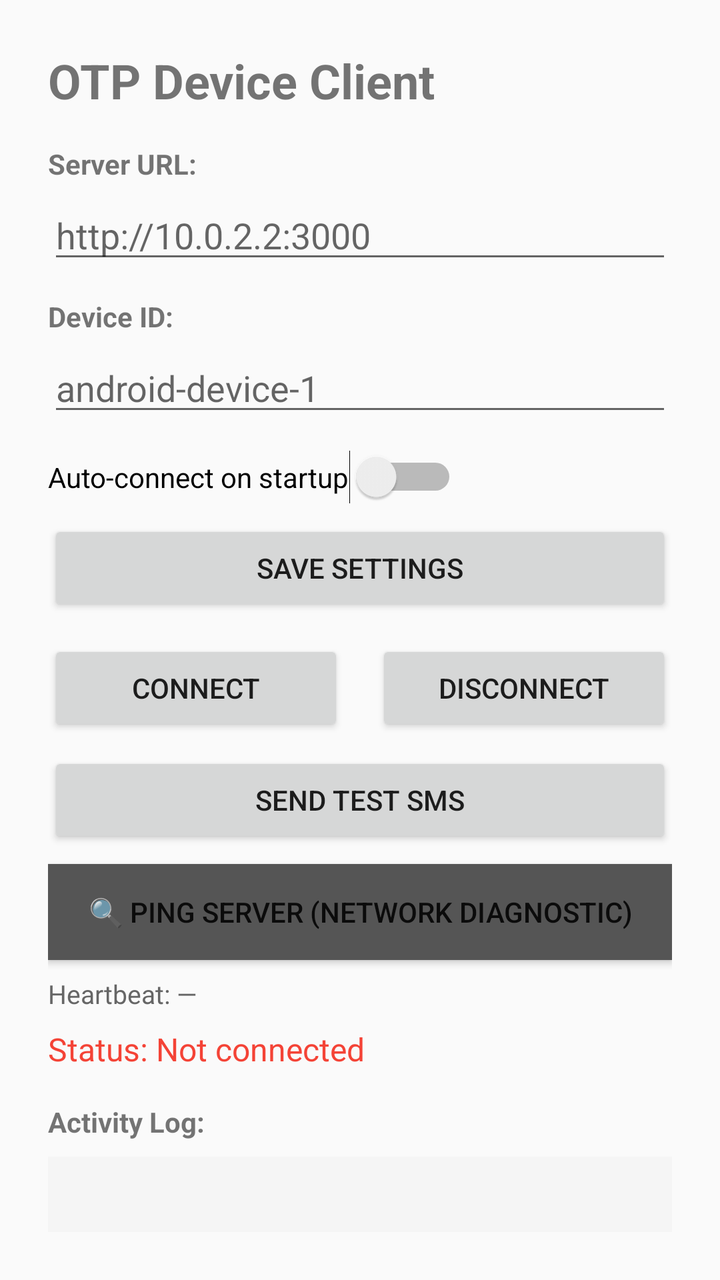
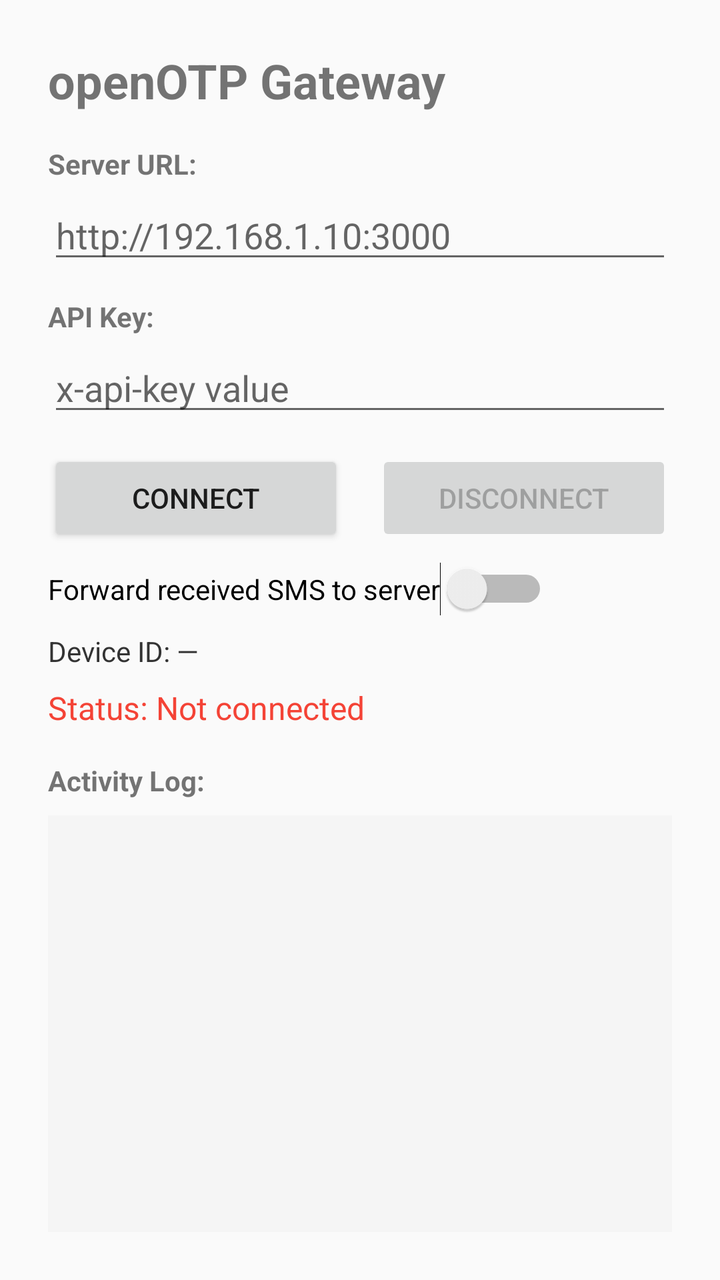

Screens rendered from an Android XML layout before and after an edit, with the pre-edit source and the edit as a unified diff.
<!-- AndroidManifest.xml: application theme AppTheme -->
<!-- res/layout/activity_main.xml -->
<?xml version="1.0" encoding="utf-8"?>
<LinearLayout xmlns:android="http://schemas.android.com/apk/res/android"
    android:layout_width="match_parent"
    android:layout_height="match_parent"
    android:orientation="vertical"
    android:padding="24dp">

    <TextView
        android:layout_width="wrap_content"
        android:layout_height="wrap_content"
        android:text="OTP Device Client"
        android:textSize="24sp"
        android:textStyle="bold"
        android:layout_marginBottom="16dp" />

    
    <TextView
        android:layout_width="wrap_content"
        android:layout_height="wrap_content"
        android:text="Server URL:"
        android:textStyle="bold"
        android:layout_marginBottom="4dp" />
    <EditText
        android:id="@+id/etServerUrl"
        android:layout_width="match_parent"
        android:layout_height="wrap_content"
        android:hint="http://10.0.2.2:3000"
        android:inputType="textUri"
        android:layout_marginBottom="12dp" />

    
    <TextView
        android:layout_width="wrap_content"
        android:layout_height="wrap_content"
        android:text="Device ID:"
        android:textStyle="bold"
        android:layout_marginBottom="4dp" />
    <EditText
        android:id="@+id/etDeviceId"
        android:layout_width="match_parent"
        android:layout_height="wrap_content"
        android:hint="android-device-1"
        android:inputType="text"
        android:layout_marginBottom="12dp" />

    
    <LinearLayout
        android:layout_width="match_parent"
        android:layout_height="wrap_content"
        android:orientation="horizontal"
        android:gravity="center_vertical"
        android:layout_marginBottom="8dp">
        <Switch
            android:id="@+id/swAutoConnect"
            android:layout_width="wrap_content"
            android:layout_height="wrap_content"
            android:text="Auto-connect on startup" />
    </LinearLayout>

    
    <Button
        android:id="@+id/btnSaveSettings"
        android:layout_width="match_parent"
        android:layout_height="wrap_content"
        android:text="Save Settings"
        android:layout_marginBottom="12dp" />

    
    <LinearLayout
        android:layout_width="match_parent"
        android:layout_height="wrap_content"
        android:orientation="horizontal"
        android:layout_marginBottom="8dp">
        <Button
            android:id="@+id/btnConnect"
            android:layout_width="0dp"
            android:layout_height="wrap_content"
            android:layout_weight="1"
            android:text="Connect"
            android:layout_marginEnd="8dp" />
        <Button
            android:id="@+id/btnDisconnect"
            android:layout_width="0dp"
            android:layout_height="wrap_content"
            android:layout_weight="1"
            android:text="Disconnect"
            android:layout_marginStart="8dp" />
    </LinearLayout>

    <Button
        android:id="@+id/btnTestSms"
        android:layout_width="match_parent"
        android:layout_height="wrap_content"
        android:text="Send Test SMS"
        android:layout_marginBottom="8dp" />

    <Button
        android:id="@+id/btnPing"
        android:layout_width="match_parent"
        android:layout_height="wrap_content"
        android:text="🔍 Ping Server (Network Diagnostic)"
        android:background="#555555"
        android:layout_marginBottom="8dp" />

    
    <TextView
        android:id="@+id/tvHeartbeat"
        android:layout_width="match_parent"
        android:layout_height="wrap_content"
        android:text="Heartbeat: —"
        android:textSize="13sp"
        android:textColor="#666666"
        android:layout_marginBottom="8dp" />

    
    <TextView
        android:id="@+id/tvStatus"
        android:layout_width="match_parent"
        android:layout_height="wrap_content"
        android:text="Status: Not connected"
        android:textSize="16sp"
        android:textColor="#F44336"
        android:layout_marginBottom="16dp" />

    
    <TextView
        android:layout_width="wrap_content"
        android:layout_height="wrap_content"
        android:text="Activity Log:"
        android:textStyle="bold"
        android:layout_marginBottom="8dp" />

    <ScrollView
        android:layout_width="match_parent"
        android:layout_height="0dp"
        android:layout_weight="1"
        android:background="#F5F5F5"
        android:padding="12dp">

        <TextView
            android:id="@+id/tvLog"
            android:layout_width="match_parent"
            android:layout_height="wrap_content"
            android:fontFamily="monospace"
            android:textSize="12sp"
            android:text="" />
    </ScrollView>
</LinearLayout>
<!-- resources referenced by this layout -->
<resources>
  <style name="AppTheme" parent="Theme.AppCompat.Light.DarkActionBar">
          <item name="colorPrimary">#1A73E8</item>
          <item name="colorPrimaryDark">#1557B0</item>
          <item name="colorAccent">#1A73E8</item>
      </style>
</resources>

<!-- the commit's change to res/layout/activity_main.xml (unified diff, before → after) -->
@@ -8,7 +8,7 @@
     <TextView
         android:layout_width="wrap_content"
         android:layout_height="wrap_content"
-        android:text="OTP Device Client"
+        android:text="openOTP Gateway"
         android:textSize="24sp"
         android:textStyle="bold"
         android:layout_marginBottom="16dp" />
@@ -24,7 +24,7 @@
         android:id="@+id/etServerUrl"
         android:layout_width="match_parent"
         android:layout_height="wrap_content"
-        android:hint="http://10.0.2.2:3000"
+        android:hint="http://192.168.1.10:3000"
         android:inputType="textUri"
         android:layout_marginBottom="12dp" />
 
@@ -32,37 +32,15 @@
     <TextView
         android:layout_width="wrap_content"
         android:layout_height="wrap_content"
-        android:text="Device ID:"
+        android:text="API Key:"
         android:textStyle="bold"
         android:layout_marginBottom="4dp" />
     <EditText
-        android:id="@+id/etDeviceId"
+        android:id="@+id/etApiKey"
         android:layout_width="match_parent"
         android:layout_height="wrap_content"
-        android:hint="android-device-1"
-        android:inputType="text"
-        android:layout_marginBottom="12dp" />
-
-    
-    <LinearLayout
-        android:layout_width="match_parent"
-        android:layout_height="wrap_content"
-        android:orientation="horizontal"
-        android:gravity="center_vertical"
-        android:layout_marginBottom="8dp">
-        <Switch
-            android:id="@+id/swAutoConnect"
-            android:layout_width="wrap_content"
-            android:layout_height="wrap_content"
-            android:text="Auto-connect on startup" />
-    </LinearLayout>
-
-    
-    <Button
-        android:id="@+id/btnSaveSettings"
-        android:layout_width="match_parent"
-        android:layout_height="wrap_content"
-        android:text="Save Settings"
+        android:hint="x-api-key value"
+        android:inputType="textPassword"
         android:layout_marginBottom="12dp" />
 
     
@@ -84,32 +62,26 @@
             android:layout_height="wrap_content"
             android:layout_weight="1"
             android:text="Disconnect"
+            android:enabled="false"
             android:layout_marginStart="8dp" />
     </LinearLayout>
 
-    <Button
-        android:id="@+id/btnTestSms"
-        android:layout_width="match_parent"
+    
+    <Switch
+        android:id="@+id/swReceiveSms"
+        android:layout_width="wrap_content"
         android:layout_height="wrap_content"
-        android:text="Send Test SMS"
-        android:layout_marginBottom="8dp" />
-
-    <Button
-        android:id="@+id/btnPing"
-        android:layout_width="match_parent"
-        android:layout_height="wrap_content"
-        android:text="🔍 Ping Server (Network Diagnostic)"
-        android:background="#555555"
+        android:text="Forward received SMS to server"
         android:layout_marginBottom="8dp" />
 
     
     <TextView
-        android:id="@+id/tvHeartbeat"
+        android:id="@+id/tvDeviceId"
         android:layout_width="match_parent"
         android:layout_height="wrap_content"
-        android:text="Heartbeat: —"
-        android:textSize="13sp"
-        android:textColor="#666666"
+        android:text="Device ID: —"
+        android:textSize="14sp"
+        android:textColor="#333333"
         android:layout_marginBottom="8dp" />
 
     
@@ -130,19 +102,17 @@
         android:textStyle="bold"
         android:layout_marginBottom="8dp" />
 
-    <ScrollView
+    
+    <TextView
+        android:id="@+id/tvLog"
         android:layout_width="match_parent"
         android:layout_height="0dp"
         android:layout_weight="1"
+        android:scrollbars="vertical"
+        android:gravity="bottom"
+        android:fontFamily="monospace"
+        android:textSize="12sp"
         android:background="#F5F5F5"
-        android:padding="12dp">
-
-        <TextView
-            android:id="@+id/tvLog"
-            android:layout_width="match_parent"
-            android:layout_height="wrap_content"
-            android:fontFamily="monospace"
-            android:textSize="12sp"
-            android:text="" />
-    </ScrollView>
+        android:padding="12dp"
+        android:text="" />
 </LinearLayout>
